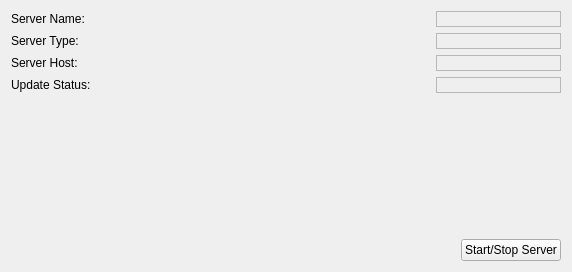
Old version of the form trickle/serverinfo.ui in the repository michaelforney/trickle.
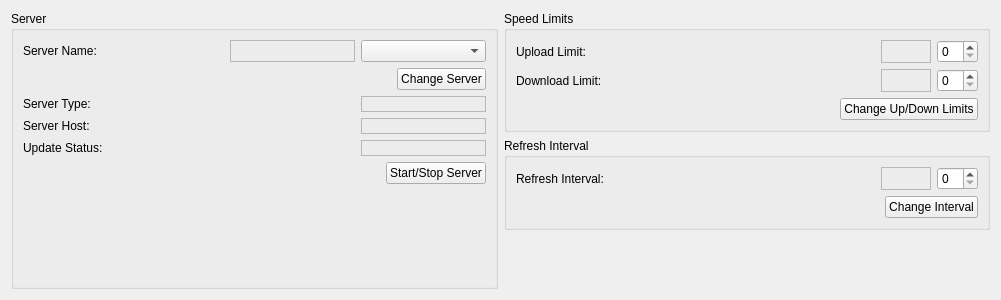
New version of the form. Custom widgets are drawn as their Qt base class.

```diff
--- a/trickle/serverinfo.ui
+++ b/trickle/serverinfo.ui
@@ -6,16 +6,22 @@
    <rect>
     <x>0</x>
     <y>0</y>
-    <width>572</width>
-    <height>272</height>
+    <width>1001</width>
+    <height>300</height>
    </rect>
   </property>
   <property name="windowTitle">
    <string>Server Info</string>
   </property>
-  <layout class="QVBoxLayout" name="verticalLayout">
+  <layout class="QGridLayout" name="gridLayout_2">
+   <item row="0" column="0">
+    <layout class="QVBoxLayout" name="columnOneLayout">
    <item>
-    <layout class="QGridLayout" name="serverInfoLayout">
+      <widget class="QGroupBox" name="serverBox">
+       <property name="title">
+        <string>Server</string>
+       </property>
+       <layout class="QGridLayout" name="gridLayout_3">
      <item row="0" column="0">
       <widget class="QLabel" name="serverNameLabel">
        <property name="sizePolicy">
@@ -29,32 +35,7 @@
        </property>
       </widget>
      </item>
-     <item row="0" column="1">
-      <widget class="QLabel" name="serverName">
-       <property name="minimumSize">
-        <size>
-         <width>125</width>
-         <height>0</height>
-        </size>
-       </property>
-       <property name="font">
-        <font>
-         <weight>75</weight>
-         <bold>true</bold>
-        </font>
-       </property>
-       <property name="frameShape">
-        <enum>QFrame::StyledPanel</enum>
-       </property>
-       <property name="text">
-        <string/>
-       </property>
-       <property name="alignment">
-        <set>Qt::AlignRight|Qt::AlignTrailing|Qt::AlignVCenter</set>
-       </property>
-      </widget>
-     </item>
-     <item row="1" column="0">
+        <item row="3" column="0">
       <widget class="QLabel" name="serverTypeLabel">
        <property name="sizePolicy">
         <sizepolicy hsizetype="Preferred" vsizetype="Preferred">
@@ -67,32 +48,7 @@
        </property>
       </widget>
      </item>
-     <item row="1" column="1">
-      <widget class="QLabel" name="serverType">
-       <property name="minimumSize">
-        <size>
-         <width>125</width>
-         <height>0</height>
-        </size>
-       </property>
-       <property name="font">
-        <font>
-         <weight>75</weight>
-         <bold>true</bold>
-        </font>
-       </property>
-       <property name="frameShape">
-        <enum>QFrame::StyledPanel</enum>
-       </property>
-       <property name="text">
-        <string/>
-       </property>
-       <property name="alignment">
-        <set>Qt::AlignRight|Qt::AlignTrailing|Qt::AlignVCenter</set>
-       </property>
-      </widget>
-     </item>
-     <item row="2" column="0">
+        <item row="4" column="0">
       <widget class="QLabel" name="serverHostLabel">
        <property name="sizePolicy">
         <sizepolicy hsizetype="Preferred" vsizetype="Preferred">
@@ -105,32 +61,7 @@
        </property>
       </widget>
      </item>
-     <item row="2" column="1">
-      <widget class="QLabel" name="serverHost">
-       <property name="minimumSize">
-        <size>
-         <width>125</width>
-         <height>0</height>
-        </size>
-       </property>
-       <property name="font">
-        <font>
-         <weight>75</weight>
-         <bold>true</bold>
-        </font>
-       </property>
-       <property name="frameShape">
-        <enum>QFrame::StyledPanel</enum>
-       </property>
-       <property name="text">
-        <string/>
-       </property>
-       <property name="alignment">
-        <set>Qt::AlignRight|Qt::AlignTrailing|Qt::AlignVCenter</set>
-       </property>
-      </widget>
-     </item>
-     <item row="3" column="0">
+        <item row="5" column="0">
       <widget class="QLabel" name="updateStatusLabel">
        <property name="sizePolicy">
         <sizepolicy hsizetype="Preferred" vsizetype="Preferred">
@@ -143,35 +74,8 @@
        </property>
       </widget>
      </item>
-     <item row="3" column="1">
-      <widget class="QLabel" name="updateStatus">
-       <property name="minimumSize">
-        <size>
-         <width>125</width>
-         <height>0</height>
-        </size>
-       </property>
-       <property name="font">
-        <font>
-         <weight>75</weight>
-         <bold>true</bold>
-        </font>
-       </property>
-       <property name="frameShape">
-        <enum>QFrame::StyledPanel</enum>
-       </property>
-       <property name="text">
-        <string/>
-       </property>
-       <property name="alignment">
-        <set>Qt::AlignRight|Qt::AlignTrailing|Qt::AlignVCenter</set>
-       </property>
-      </widget>
-     </item>
-    </layout>
-   </item>
-   <item>
-    <spacer name="spacer">
+        <item row="7" column="0" colspan="4">
+         <spacer name="columnOneSpacer">
      <property name="orientation">
       <enum>Qt::Vertical</enum>
      </property>
@@ -183,7 +87,7 @@
      </property>
     </spacer>
    </item>
-   <item>
+        <item row="6" column="0" colspan="4">
     <layout class="QHBoxLayout" name="startStopLayout">
      <item>
       <spacer name="startStopSpacer">
@@ -207,8 +111,348 @@
      </item>
     </layout>
    </item>
-  </layout>
- </widget>
+        <item row="2" column="0" colspan="4">
+         <layout class="QHBoxLayout" name="changeServerLayout">
+          <item>
+           <spacer name="changeServerSpacer">
+            <property name="orientation">
+             <enum>Qt::Horizontal</enum>
+            </property>
+            <property name="sizeHint" stdset="0">
+             <size>
+              <width>40</width>
+              <height>20</height>
+             </size>
+            </property>
+           </spacer>
+          </item>
+          <item>
+           <widget class="KPushButton" name="changeServerButton">
+            <property name="text">
+             <string>Change Server</string>
+            </property>
+           </widget>
+          </item>
+         </layout>
+        </item>
+        <item row="0" column="2">
+         <widget class="QLabel" name="serverName">
+          <property name="minimumSize">
+           <size>
+            <width>125</width>
+            <height>0</height>
+           </size>
+          </property>
+          <property name="font">
+           <font>
+            <weight>75</weight>
+            <bold>true</bold>
+           </font>
+          </property>
+          <property name="frameShape">
+           <enum>QFrame::StyledPanel</enum>
+          </property>
+          <property name="text">
+           <string/>
+          </property>
+          <property name="alignment">
+           <set>Qt::AlignCenter</set>
+          </property>
+         </widget>
+        </item>
+        <item row="0" column="3">
+         <widget class="KComboBox" name="serverSelector"/>
+        </item>
+        <item row="3" column="3">
+         <widget class="QLabel" name="serverType">
+          <property name="minimumSize">
+           <size>
+            <width>125</width>
+            <height>0</height>
+           </size>
+          </property>
+          <property name="font">
+           <font>
+            <weight>75</weight>
+            <bold>true</bold>
+           </font>
+          </property>
+          <property name="frameShape">
+           <enum>QFrame::StyledPanel</enum>
+          </property>
+          <property name="text">
+           <string/>
+          </property>
+          <property name="alignment">
+           <set>Qt::AlignCenter</set>
+          </property>
+         </widget>
+        </item>
+        <item row="4" column="3">
+         <widget class="QLabel" name="serverHost">
+          <property name="minimumSize">
+           <size>
+            <width>125</width>
+            <height>0</height>
+           </size>
+          </property>
+          <property name="font">
+           <font>
+            <weight>75</weight>
+            <bold>true</bold>
+           </font>
+          </property>
+          <property name="frameShape">
+           <enum>QFrame::StyledPanel</enum>
+          </property>
+          <property name="text">
+           <string/>
+          </property>
+          <property name="alignment">
+           <set>Qt::AlignCenter</set>
+          </property>
+         </widget>
+        </item>
+        <item row="5" column="3">
+         <widget class="QLabel" name="updateStatus">
+          <property name="minimumSize">
+           <size>
+            <width>125</width>
+            <height>0</height>
+           </size>
+          </property>
+          <property name="font">
+           <font>
+            <weight>75</weight>
+            <bold>true</bold>
+           </font>
+          </property>
+          <property name="frameShape">
+           <enum>QFrame::StyledPanel</enum>
+          </property>
+          <property name="text">
+           <string/>
+          </property>
+          <property name="alignment">
+           <set>Qt::AlignCenter</set>
+          </property>
+         </widget>
+        </item>
+       </layout>
+      </widget>
+     </item>
+    </layout>
+   </item>
+   <item row="0" column="1">
+    <layout class="QVBoxLayout" name="columnTwoLayout">
+     <item>
+      <widget class="QGroupBox" name="speedLimitsBox">
+       <property name="title">
+        <string>Speed Limits</string>
+       </property>
+       <layout class="QGridLayout" name="gridLayout">
+        <item row="0" column="0">
+         <widget class="QLabel" name="uploadLimitLabel">
+          <property name="sizePolicy">
+           <sizepolicy hsizetype="Preferred" vsizetype="Preferred">
+            <horstretch>1</horstretch>
+            <verstretch>0</verstretch>
+           </sizepolicy>
+          </property>
+          <property name="text">
+           <string>Upload Limit: </string>
+          </property>
+         </widget>
+        </item>
+        <item row="0" column="1">
+         <widget class="QLabel" name="uploadLimit">
+          <property name="minimumSize">
+           <size>
+            <width>50</width>
+            <height>0</height>
+           </size>
+          </property>
+          <property name="font">
+           <font>
+            <weight>75</weight>
+            <bold>true</bold>
+           </font>
+          </property>
+          <property name="frameShape">
+           <enum>QFrame::StyledPanel</enum>
+          </property>
+          <property name="text">
+           <string/>
+          </property>
+         </widget>
+        </item>
+        <item row="0" column="2">
+         <widget class="KIntSpinBox" name="uploadLimitEdit"/>
+        </item>
+        <item row="1" column="0">
+         <widget class="QLabel" name="downloadLimitLabel">
+          <property name="text">
+           <string>Download Limit: </string>
+          </property>
+         </widget>
+        </item>
+        <item row="1" column="1">
+         <widget class="QLabel" name="downloadLimit">
+          <property name="minimumSize">
+           <size>
+            <width>50</width>
+            <height>0</height>
+           </size>
+          </property>
+          <property name="font">
+           <font>
+            <weight>75</weight>
+            <bold>true</bold>
+           </font>
+          </property>
+          <property name="frameShape">
+           <enum>QFrame::StyledPanel</enum>
+          </property>
+          <property name="text">
+           <string/>
+          </property>
+         </widget>
+        </item>
+        <item row="1" column="2">
+         <widget class="KIntSpinBox" name="downloadLimitEdit"/>
+        </item>
+        <item row="3" column="0" colspan="3">
+         <layout class="QHBoxLayout" name="changeLimitsLayout">
+          <item>
+           <spacer name="changeLimitsSpacer">
+            <property name="orientation">
+             <enum>Qt::Horizontal</enum>
+            </property>
+            <property name="sizeHint" stdset="0">
+             <size>
+              <width>40</width>
+              <height>20</height>
+             </size>
+            </property>
+           </spacer>
+          </item>
+          <item>
+           <widget class="KPushButton" name="changeLimitsButton">
+            <property name="text">
+             <string>Change Up/Down Limits</string>
+            </property>
+           </widget>
+          </item>
+         </layout>
+        </item>
+       </layout>
+      </widget>
+     </item>
+     <item>
+      <widget class="QGroupBox" name="refreshIntervalBox">
+       <property name="title">
+        <string>Refresh Interval</string>
+       </property>
+       <layout class="QGridLayout" name="gridLayout_4">
+        <item row="0" column="0">
+         <widget class="QLabel" name="refreshIntervalLabel">
+          <property name="sizePolicy">
+           <sizepolicy hsizetype="Preferred" vsizetype="Preferred">
+            <horstretch>1</horstretch>
+            <verstretch>0</verstretch>
+           </sizepolicy>
+          </property>
+          <property name="text">
+           <string>Refresh Interval: </string>
+          </property>
+         </widget>
+        </item>
+        <item row="0" column="1">
+         <widget class="QLabel" name="refreshInterval">
+          <property name="minimumSize">
+           <size>
+            <width>50</width>
+            <height>0</height>
+           </size>
+          </property>
+          <property name="font">
+           <font>
+            <weight>75</weight>
+            <bold>true</bold>
+           </font>
+          </property>
+          <property name="frameShape">
+           <enum>QFrame::StyledPanel</enum>
+          </property>
+          <property name="text">
+           <string/>
+          </property>
+         </widget>
+        </item>
+        <item row="0" column="2">
+         <widget class="KIntSpinBox" name="refreshIntervalEdit"/>
+        </item>
+        <item row="1" column="0" colspan="3">
+         <layout class="QHBoxLayout" name="changeIntervalLayout">
+          <item>
+           <spacer name="changeIntervalSpacer">
+            <property name="orientation">
+             <enum>Qt::Horizontal</enum>
+            </property>
+            <property name="sizeHint" stdset="0">
+             <size>
+              <width>40</width>
+              <height>20</height>
+             </size>
+            </property>
+           </spacer>
+          </item>
+          <item>
+           <widget class="KPushButton" name="changeIntervalButton">
+            <property name="text">
+             <string>Change Interval</string>
+            </property>
+           </widget>
+          </item>
+         </layout>
+        </item>
+       </layout>
+      </widget>
+     </item>
+     <item>
+      <spacer name="columnTwoSpacer">
+       <property name="orientation">
+        <enum>Qt::Vertical</enum>
+       </property>
+       <property name="sizeHint" stdset="0">
+        <size>
+         <width>20</width>
+         <height>40</height>
+        </size>
+       </property>
+      </spacer>
+     </item>
+    </layout>
+   </item>
+  </layout>
+ </widget>
+ <customwidgets>
+  <customwidget>
+   <class>KComboBox</class>
+   <extends>QComboBox</extends>
+   <header>kcombobox.h</header>
+  </customwidget>
+  <customwidget>
+   <class>KIntSpinBox</class>
+   <extends>QSpinBox</extends>
+   <header>knuminput.h</header>
+  </customwidget>
+  <customwidget>
+   <class>KPushButton</class>
+   <extends>QPushButton</extends>
+   <header>kpushbutton.h</header>
+  </customwidget>
+ </customwidgets>
  <resources/>
  <connections/>
 </ui>
```
Left out of the diff: 2 changed lines with no effect on the pictures. Lines whose indentation alone changed are shown as unchanged.
